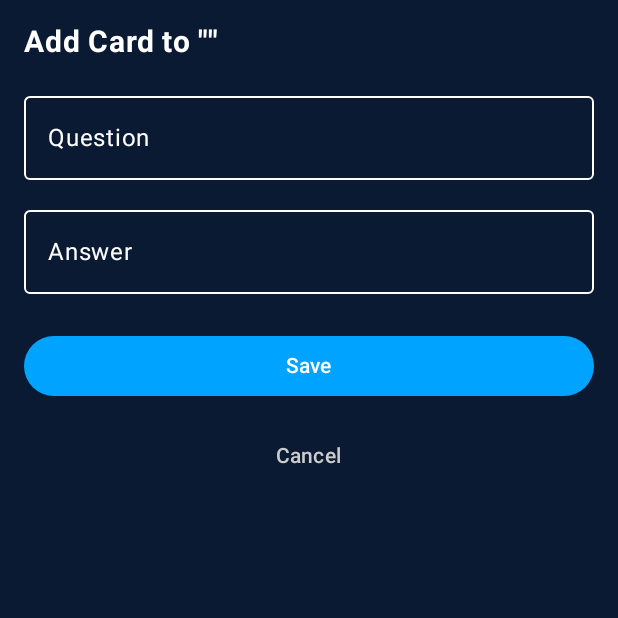
After one commit to elviradelic/FlashLearn, an Android app built with Jetpack Compose: the composable AddCardScreen called with empty values, on a phone screen of 412 x 824 dp, the top half of it. The commit adds this screen. Run offline under Robolectric (Android 15) with nearby library versions, the phone set to English and light mode, and no system bars.

Commit message:
Dodana AddCardScreen sa podrškom za dodavanje kartica u konkretan deck, nova ruta u navigaciji, poboljšan dizajn inputa za dark mode, i popravljena back navigacija

```diff
--- a/app/src/main/java/com/example/flashlearn_app/data/repository/DeckRepository.kt
+++ b/app/src/main/java/com/example/flashlearn_app/data/repository/DeckRepository.kt
@@ -14,6 +14,9 @@ class DeckRepository {
     val decks: StateFlow<List<Deck>> = _decks
 
     fun addDeck(deck: Deck) {
-        _decks.value = _decks.value + deck
+        val nextId = (_decks.value.maxOfOrNull { it.id } ?: 0) + 1
+        val newDeck = deck.copy(id = nextId)
+        _decks.value = _decks.value + newDeck
     }
+
 }
--- a/app/src/main/java/com/example/flashlearn_app/screens/add/AddDeckScreen.kt
+++ b/app/src/main/java/com/example/flashlearn_app/screens/add/AddDeckScreen.kt
@@ -20,8 +20,8 @@ fun AddDeckScreen(
     var title by remember { mutableStateOf("") }
     var description by remember { mutableStateOf("") }
 
-    val backgroundColor = Color(0xFF0A1A33) // Night Navy
-    val accentColor = Color(0xFF00A3FF)     // Electric Blue
+    val backgroundColor = Color(0xFF0A1A33)
+    val accentColor = Color(0xFF00A3FF)
 
     Column(
         modifier = Modifier
--- /dev/null
+++ b/app/src/main/java/com/example/flashlearn_app/screens/cards/AddCardScreen.kt
@@ -0,0 +1,113 @@
+package com.example.flashlearn_app.screens.cards
+
+import androidx.compose.foundation.background
+import androidx.compose.foundation.layout.*
+import androidx.compose.material3.*
+import androidx.compose.runtime.*
+import androidx.compose.ui.Alignment
+import androidx.compose.ui.Modifier
+import androidx.compose.ui.graphics.Color
+import androidx.compose.ui.text.font.FontWeight
+import androidx.compose.ui.unit.dp
+import androidx.compose.ui.unit.sp
+import androidx.lifecycle.viewmodel.compose.viewModel
+import com.example.flashlearn_app.data.model.Card
+import com.example.flashlearn_app.viewmodel.CardViewModel
+
+@Composable
+fun AddCardScreen(
+    deckId: Int,
+    deckTitle: String,
+    onNavigateBack: () -> Unit,
+    cardViewModel: CardViewModel = viewModel()
+) {
+    val backgroundColor = Color(0xFF0A1A33)
+    val accentColor = Color(0xFF00A3FF)
+
+    var front by remember { mutableStateOf("") }
+    var back by remember { mutableStateOf("") }
+
+    Column(
+        modifier = Modifier
+            .fillMaxSize()
+            .background(backgroundColor)
+            .padding(16.dp),
+        verticalArrangement = Arrangement.Top
+    ) {
+        Text(
+            text = "Add Card to \"$deckTitle\"",
+            fontSize = 20.sp,
+            fontWeight = FontWeight.Bold,
+            color = Color.White,
+            modifier = Modifier.padding(bottom = 16.dp)
+        )
+
+        OutlinedTextField(
+            value = front,
+            onValueChange = { front = it },
+            label = { Text("Question") },
+            modifier = Modifier.fillMaxWidth(),
+            singleLine = true,
+            colors = OutlinedTextFieldDefaults.colors(
+                focusedTextColor = Color.White,
+                unfocusedTextColor = Color.White,
+                focusedContainerColor = backgroundColor,
+                unfocusedContainerColor = backgroundColor,
+                focusedBorderColor = Color.White,
+                unfocusedBorderColor = Color.White,
+                focusedLabelColor = Color.White,
+                unfocusedLabelColor = Color.White,
+                cursorColor = Color.White
+            )
+        )
+
+        Spacer(modifier = Modifier.height(12.dp))
+
+        OutlinedTextField(
+            value = back,
+            onValueChange = { back = it },
+            label = { Text("Answer") },
+            modifier = Modifier.fillMaxWidth(),
+            singleLine = true,
+            colors = OutlinedTextFieldDefaults.colors(
+                focusedTextColor = Color.White,
+                unfocusedTextColor = Color.White,
+                focusedContainerColor = backgroundColor,
+                unfocusedContainerColor = backgroundColor,
+                focusedBorderColor = Color.White,
+                unfocusedBorderColor = Color.White,
+                focusedLabelColor = Color.White,
+                unfocusedLabelColor = Color.White,
+                cursorColor = Color.White
+            )
+        )
+
+        Spacer(modifier = Modifier.height(24.dp))
+
+        Button(
+            onClick = {
+                if (front.isNotBlank() && back.isNotBlank()) {
+                    val newCard = Card(
+                        id = 0,
+                        front = front,
+                        back = back,
+                        deckId = deckId,
+                        deckTitle = deckTitle
+                    )
+                    cardViewModel.addCard(newCard)
+                    onNavigateBack()
+                }
+            },
+            colors = ButtonDefaults.buttonColors(containerColor = accentColor),
+            modifier = Modifier.fillMaxWidth()
+        ) {
+            Text("Save", color = Color.White)
+        }
+
+        Spacer(modifier = Modifier.height(12.dp))
+
+        TextButton(onClick = onNavigateBack, modifier = Modifier.align(Alignment.CenterHorizontally)) {
+            Text("Cancel", color = Color.LightGray)
+        }
+    }
+}
```
Also changed, not shown: app/src/main/java/com/example/flashlearn_app/MainActivity.kt (+90 -11 lines), app/src/main/java/com/example/flashlearn_app/data/model/Card.kt (added, +9 -0 lines), app/src/main/java/com/example/flashlearn_app/data/repository/CardRepository.kt (added, +19 -0 lines), app/src/main/java/com/example/flashlearn_app/screens/cards/CardListScreen.kt (added, +97 -0 lines), app/src/main/java/com/example/flashlearn_app/screens/details/DeckDetailScreen.kt (added, +126 -0 lines), app/src/main/java/com/example/flashlearn_app/screens/home/HomeScreen.kt (+10 -16 lines), app/src/main/java/com/example/flashlearn_app/viewmodel/CardViewModel.kt (added, +36 -0 lines).
